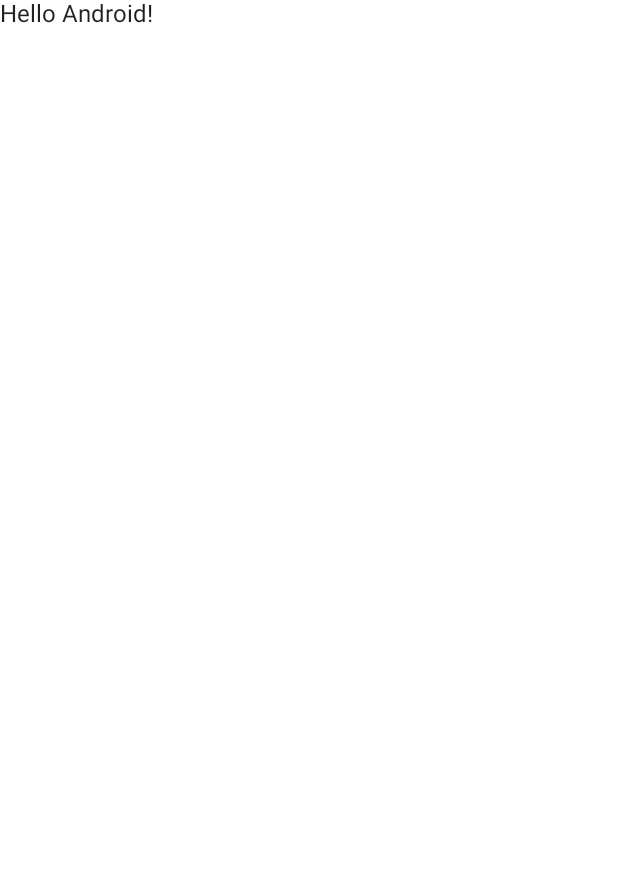
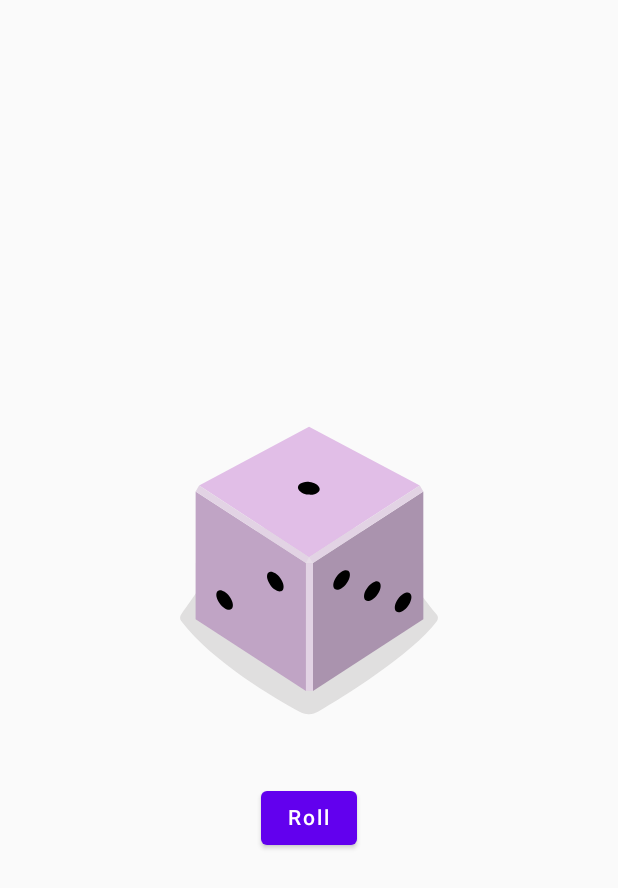
Before and after one commit to Rarj/basic-compose, an Android app built with Jetpack Compose: the screen it shows after launch (MainActivity), on a phone screen of 412 x 824 dp. Before the commit the part shown is almost empty. Shown: the top 888 px of the screen. Run offline under Robolectric (Android 15) with nearby library versions, the phone set to English and light mode, and no system bars.

Commit message:
roll the dice and set it into image depend on result

```diff
--- a/app/src/main/java/dev/arj/roledice/MainActivity.kt
+++ b/app/src/main/java/dev/arj/roledice/MainActivity.kt
@@ -3,41 +3,60 @@ package dev.arj.roledice
 import android.os.Bundle
 import androidx.activity.ComponentActivity
 import androidx.activity.compose.setContent
-import androidx.compose.foundation.layout.fillMaxSize
-import androidx.compose.material.MaterialTheme
-import androidx.compose.material.Surface
+import androidx.compose.foundation.Image
+import androidx.compose.foundation.layout.*
+import androidx.compose.material.Button
 import androidx.compose.material.Text
-import androidx.compose.runtime.Composable
+import androidx.compose.runtime.*
+import androidx.compose.ui.Alignment
 import androidx.compose.ui.Modifier
+import androidx.compose.ui.res.painterResource
+import androidx.compose.ui.res.stringResource
 import androidx.compose.ui.tooling.preview.Preview
-import dev.arj.roledice.ui.theme.RoleDiceTheme
+import androidx.compose.ui.unit.dp
+import dev.arj.roledice.ui.theme.DiceRollerTheme
 
 class MainActivity : ComponentActivity() {
     override fun onCreate(savedInstanceState: Bundle?) {
         super.onCreate(savedInstanceState)
         setContent {
-            RoleDiceTheme {
-                // A surface container using the 'background' color from the theme
-                Surface(
-                    modifier = Modifier.fillMaxSize(),
-                    color = MaterialTheme.colors.background
-                ) {
-                    Greeting("Android")
-                }
+            DiceRollerTheme {
+                DiceWithButtonAndImage()
             }
         }
     }
 }
 
 @Composable
-fun Greeting(name: String) {
-    Text(text = "Hello $name!")
+fun DiceWithButtonAndImage(
+    modifier: Modifier = Modifier
+        .fillMaxSize()
+        .wrapContentSize(align = Alignment.Center)
+) {
+    Column(modifier = modifier, horizontalAlignment = Alignment.CenterHorizontally) {
+        var result by remember { mutableStateOf(1) }
+
+        val imageResource = when (result) {
+            1 -> R.drawable.dice_1
+            2 -> R.drawable.dice_2
+            3 -> R.drawable.dice_3
+            4 -> R.drawable.dice_4
+            5 -> R.drawable.dice_5
+            else -> R.drawable.dice_6
+        }
+
+        Image(painter = painterResource(id = imageResource), contentDescription = result.toString())
+        Spacer(modifier = Modifier.height(16.dp))
+        Button(onClick = {
+            result = (1..6).random()
+        }) {
+            Text(text = stringResource(id = R.string.roll))
+        }
+    }
 }
 
 @Preview(showBackground = true)
 @Composable
-fun DefaultPreview() {
-    RoleDiceTheme {
-        Greeting("Android")
-    }
+fun DiceRollerApp() {
+    DiceWithButtonAndImage()
 }
--- a/app/src/main/java/dev/arj/roledice/ui/theme/Theme.kt
+++ b/app/src/main/java/dev/arj/roledice/ui/theme/Theme.kt
@@ -28,7 +28,7 @@ private val LightColorPalette = lightColors(
 )
 
 @Composable
-fun RoleDiceTheme(darkTheme: Boolean = isSystemInDarkTheme(), content: @Composable () -> Unit) {
+fun DiceRollerTheme(darkTheme: Boolean = isSystemInDarkTheme(), content: @Composable () -> Unit) {
     val colors = if (darkTheme) {
         DarkColorPalette
     } else {
--- a/app/src/main/res/values/strings.xml
+++ b/app/src/main/res/values/strings.xml
@@ -1,3 +1,5 @@
 <resources>
     <string name="app_name">Role Dice</string>
+
+    <string name="roll">Roll</string>
 </resources>
```
